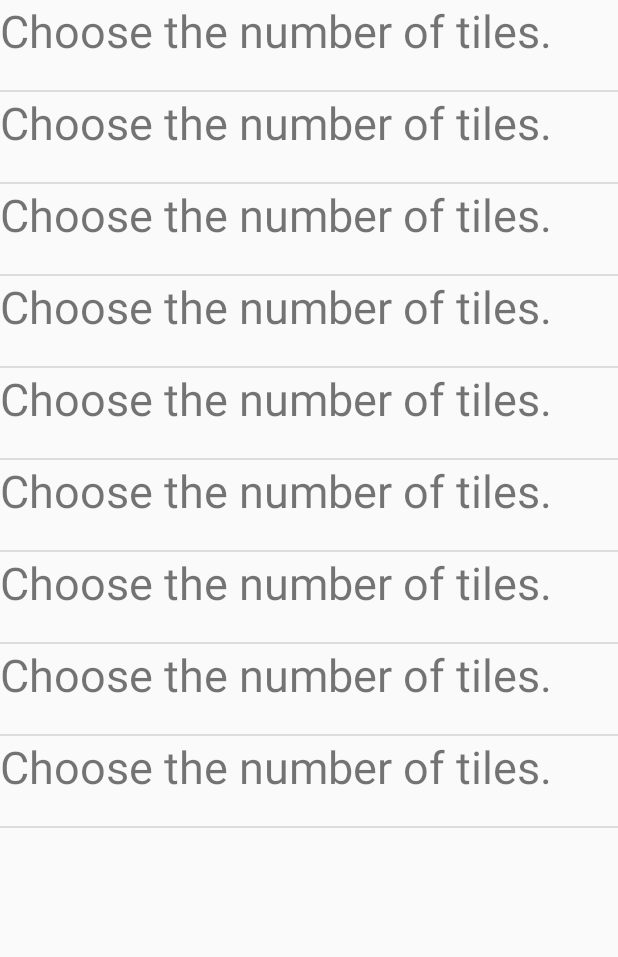
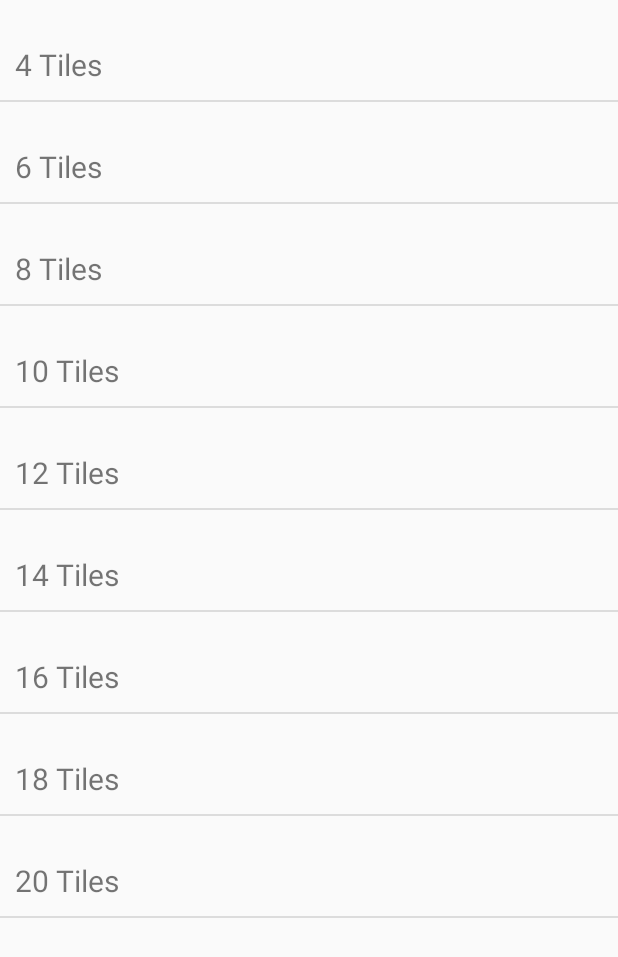
Before and after one commit to Brandon-Neilsen/SD2550-Project, an Android app: the TileListActivity screen opened directly, with no data from a screen before it, on a phone screen of 412 x 824 dp. Shown: the top 957 px of the screen. Run offline under Robolectric (Android 15) with nearby library versions, the phone set to English and light mode, and no system bars.

Commit message:
MemoryMatch Version 1.3.0
-Start button now correctly creates list of sizes
-Infrastructure underway to get GameActivity working

```diff
--- a/app/src/main/AndroidManifest.xml
+++ b/app/src/main/AndroidManifest.xml
@@ -19,6 +19,8 @@
         </activity>
         <activity android:name=".TileListActivity"
             android:label="Tile Choices"></activity>
+        <activity android:name=".GameActivity"
+            android:label="Game Board"></activity>
     </application>
 
 </manifest>
--- a/app/src/main/java/com/brandon/android/memorymatchgame/SingleFragmentActivity.java
+++ b/app/src/main/java/com/brandon/android/memorymatchgame/SingleFragmentActivity.java
@@ -23,5 +23,4 @@ public abstract class SingleFragmentActivity extends FragmentActivity {
 
         }
     }//end onCreate(Bundle)
-}
-//end SingleFragmentActivity class
+}//end SingleFragmentActivity class
--- a/app/src/main/java/com/brandon/android/memorymatchgame/TileListActivity.java
+++ b/app/src/main/java/com/brandon/android/memorymatchgame/TileListActivity.java
@@ -4,7 +4,9 @@ import android.support.v4.app.Fragment;
 
 public class TileListActivity extends SingleFragmentActivity {
 
+    @Override
     public Fragment createFragment(){
         return new TileListFragment();
     }//end createFragment()
-}
+
+}//end TileListActivity class
--- a/app/src/main/java/com/brandon/android/memorymatchgame/TileListFragment.java
+++ b/app/src/main/java/com/brandon/android/memorymatchgame/TileListFragment.java
@@ -27,9 +27,11 @@ public class TileListFragment extends ListFragment {
 
     @Override
     public void onListItemClick(ListView l, View v, int position, long id){
-        //Get the Crime from the adapter
+        //Get the Game from the adapter
         Game g = ((GameAdapter)getListAdapter()).getItem(position);
         Intent i = new Intent(getActivity(), GameActivity.class);
+        i.putExtra(Game.EXTRA_SIZE, g.getSize());
+        startActivity(i);
     }//end onListItemClick
 
     @Override
@@ -52,7 +54,7 @@ public class TileListFragment extends ListFragment {
             //Configure the view for this game
             Game g = getItem(position);
             TextView tileTextView = (TextView)convertView.findViewById(R.id.number_of_tiles_listItem);
-            tileTextView.setText(g.getSize() + R.string.choice_title);
+            tileTextView.setText(g.getSize() + " Tiles");
 
             return convertView;
         }//end getView(int, View, ViewGroup)
--- a/app/src/main/res/layout/activity_fragment.xml
+++ b/app/src/main/res/layout/activity_fragment.xml
@@ -2,9 +2,6 @@
 <FrameLayout
     xmlns:android="http://schemas.android.com/apk/res/android"
     android:id="@+id/fragmentContainer"
-    android:orientation="vertical"
     android:layout_width="match_parent"
-    android:layout_height="match_parent">
-
-
-</FrameLayout>
+    android:layout_height="match_parent"
+    />
--- a/app/src/main/res/layout/game_size_list.xml
+++ b/app/src/main/res/layout/game_size_list.xml
@@ -1,17 +1,14 @@
 <?xml version="1.0" encoding="utf-8"?>
-<LinearLayout
-    xmlns:android="http://schemas.android.com/apk/res/android"
-    android:orientation="vertical"
-    android:layout_width="match_parent"
+<LinearLayout xmlns:android="http://schemas.android.com/apk/res/android"
+    android:orientation="vertical" android:layout_width="match_parent"
     android:layout_height="match_parent">
     <TextView
-        android:layout_width="wrap_content"
-        android:layout_height="wrap_content"
-        android:textSize="30dp"
-        android:text="Choose the number of tiles."/>
-<TextView
-    android:id="@+id/number_of_tiles_listItem"
-    android:layout_width="match_parent"
-    android:layout_height="wrap_content"/>
-
+        android:layout_width="match_parent"
+        android:layout_height="wrap_content" />
+        <TextView
+            android:id="@+id/number_of_tiles_listItem"
+            android:layout_width="match_parent"
+            android:layout_height="wrap_content"
+            android:textSize="20dp"
+            android:padding="10dp"/>
 </LinearLayout>
```
Also changed, not shown: app/src/main/java/com/brandon/android/memorymatchgame/Game.java (+5 -16 lines), app/src/main/java/com/brandon/android/memorymatchgame/GameActivity.java (+10 -1 lines), app/src/main/java/com/brandon/android/memorymatchgame/GameShelf.java (+0 -10 lines), app/src/main/java/com/brandon/android/memorymatchgame/MainActivity.java (+4 -4 lines), app/src/main/res/layout/activity_game.xml (+11 -1 lines).
